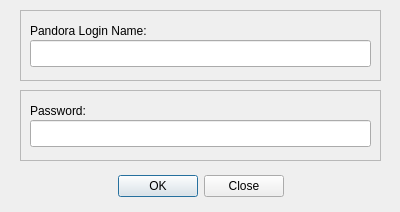
Above: qLogin.ui from JeffHoogland/qAndora before the change. Below: the same form after it.
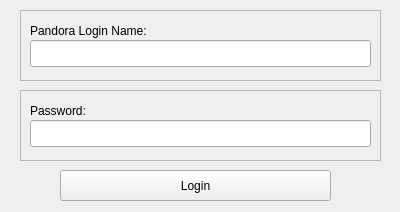
That is the form after the change.

Commit message: Basic login features now work

The edit to the form file:
```diff
--- a/qLogin.ui
+++ b/qLogin.ui
@@ -13,25 +13,6 @@
   <property name="windowTitle">
    <string>qAndora - Login</string>
   </property>
-  <widget class="QDialogButtonBox" name="buttonBox">
-   <property name="geometry">
-    <rect>
-     <x>30</x>
-     <y>170</y>
-     <width>341</width>
-     <height>32</height>
-    </rect>
-   </property>
-   <property name="orientation">
-    <enum>Qt::Horizontal</enum>
-   </property>
-   <property name="standardButtons">
-    <set>QDialogButtonBox::Close|QDialogButtonBox::Ok</set>
-   </property>
-   <property name="centerButtons">
-    <bool>true</bool>
-   </property>
-  </widget>
   <widget class="QFrame" name="nameFrame">
    <property name="geometry">
     <rect>
@@ -116,6 +97,22 @@
     </property>
    </widget>
   </widget>
+  <widget class="QPushButton" name="loginButton">
+   <property name="geometry">
+    <rect>
+     <x>60</x>
+     <y>170</y>
+     <width>271</width>
+     <height>31</height>
+    </rect>
+   </property>
+   <property name="text">
+    <string>Login</string>
+   </property>
+   <property name="autoDefault">
+    <bool>false</bool>
+   </property>
+  </widget>
  </widget>
  <resources/>
  <connections>
```
Left out of the diff: 35 changed lines with no effect on the pictures. The commit also changes 6 other files.
